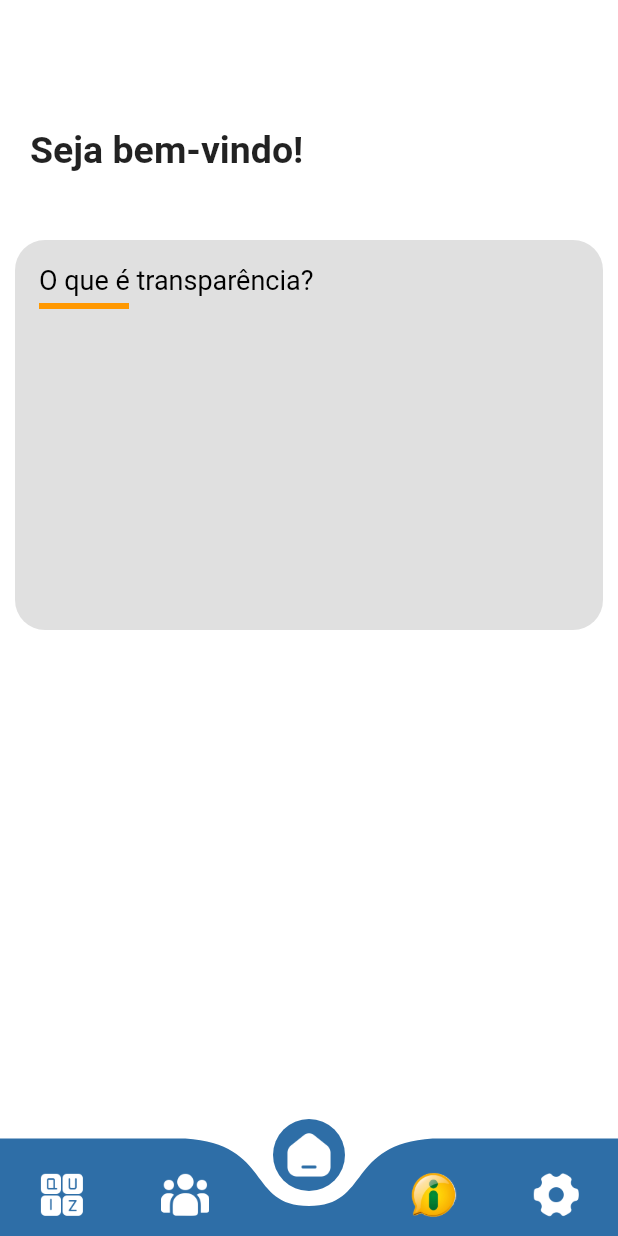
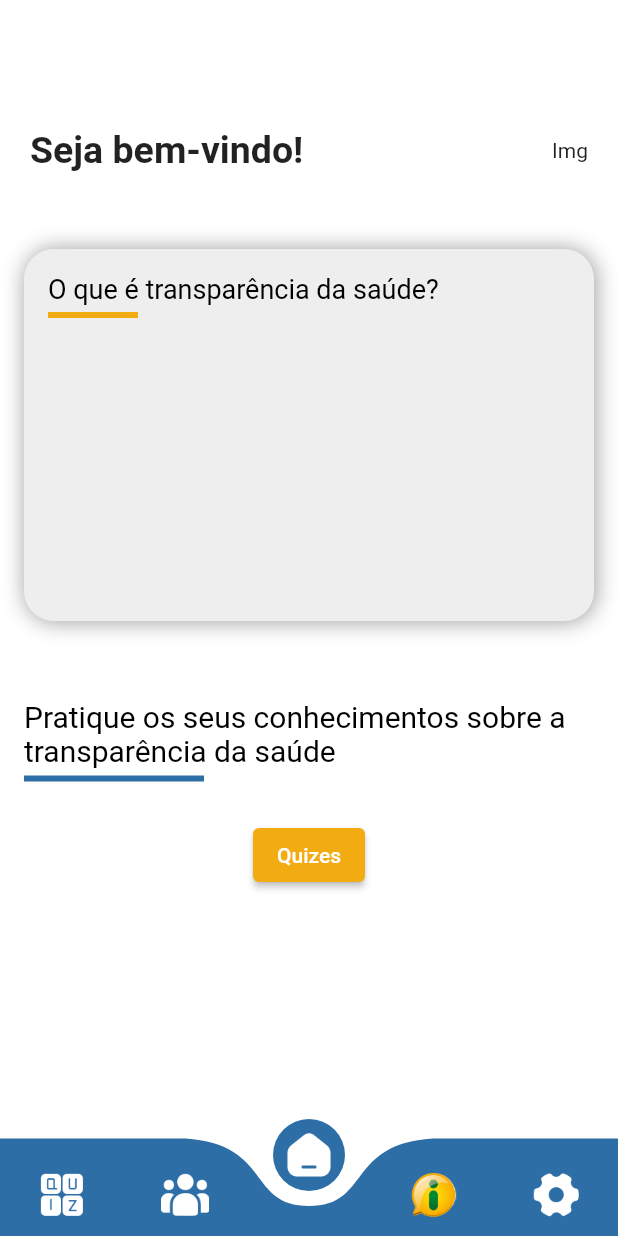
Before and after one commit to Markfgui675/AppSecretaria, a Flutter app: the screen it shows after launch, on a phone screen of 412 x 824 dp. Run offline on Flutter 3.47's test engine with Material 2 defaults, Android fonts, the light colour scheme and no system bars; drawn by our look-alikes of curved_navigation_bar; our stand-ins replace cloud_firestore, google_fonts; accounts and stored records are empty; Roboto replaces fonts that are missing (Kanit).

Commit message:
style inicio

```diff
--- a/lib/main.dart
+++ b/lib/main.dart
@@ -6,6 +6,7 @@ import 'Splash.dart';
 Future main() async{
   runApp(MaterialApp(
     home: Home(),
+    debugShowCheckedModeBanner: false,
   ));
 
 }
--- a/lib/telas/inicio.dart
+++ b/lib/telas/inicio.dart
@@ -20,15 +20,16 @@ class _InicioState extends State<Inicio> {
               //Boas vindas
               Container(
                 height: 100,
-                padding: EdgeInsets.only(left: 20),
+                padding: EdgeInsets.only(left: 20, right: 20),
                 child: Row(
-                  mainAxisAlignment: MainAxisAlignment.start,
+                  mainAxisAlignment: MainAxisAlignment.spaceBetween,
                   crossAxisAlignment: CrossAxisAlignment.center,
                   children: <Widget>[
                     Text(
                       'Seja bem-vindo!',
                       style: GoogleFonts.kanit().copyWith(fontSize: 25, fontWeight: FontWeight.bold),
-                    )
+                    ),
+                    Text('Img')
                   ],
                 ),
               ),
@@ -37,25 +38,73 @@ class _InicioState extends State<Inicio> {
               Container(
                 width: double.infinity,
                 height: 280,
-                padding: EdgeInsets.all(10),
+                padding: EdgeInsets.all(16),
                 child: Container(
                   padding: EdgeInsets.all(16),
                   decoration: BoxDecoration(
                     borderRadius: BorderRadius.circular(20),
-                    color: Colors.grey[300],
+                    color: Colors.grey[200],
+                    boxShadow: <BoxShadow>[
+                      BoxShadow(
+                        color: Colors.grey,
+                        blurRadius: 12.0,
+                        offset: Offset(0.9,0.1)
+                      )
+                    ]
                   ),
                   child: Column(
                     crossAxisAlignment: CrossAxisAlignment.start,
                     children: <Widget>[
-                      Text('O que é transparência?', style: GoogleFonts.kanit().copyWith(fontSize: 18, color: Colors.black),),
+                      Text('O que é transparência da saúde?',
+                        style: GoogleFonts.kanit().copyWith(fontSize: 18, color: Colors.black),),
                       SizedBox(height: 5,),
-                      Container(width: 60, height: 4, color: Colors.orange,) //linha
+                      Container(width: 60, height: 4, color: Color(0xfff2ab11),) //linha
                     ],
                   ),
                 )
+              ),
+              SizedBox(height: 20,),
+
+
+
+              //Pratique os seus conhecimentos sobre a transparência na saúde
+              Container(
+                height: 200,
+                width: double.infinity,
+                padding: EdgeInsets.all(16),
+                child: Column(
+                  crossAxisAlignment: CrossAxisAlignment.start,
+                  children: <Widget>[
+                    Text('Pratique os seus conhecimentos sobre a transparência da saúde',
+                      style: GoogleFonts.kanit().copyWith(fontSize: 20, color: Colors.black),),
+                    SizedBox(height: 5,),
+                    Container(width: 120, height: 4, color: Color(0xff2E6EA7),),
+                    SizedBox(height: 25,),
+                    Container(
+                      width: double.infinity,
+                      child: Column(
+                        mainAxisAlignment: MainAxisAlignment.center,
+                        crossAxisAlignment: CrossAxisAlignment.center,
+                        children: <Widget>[
+                          Padding(padding: EdgeInsets.symmetric(horizontal: 25),
+                            child: ElevatedButton(
+                              onPressed: (){},
+                              child: Text('Quizes'),
+                              style: ElevatedButton.styleFrom(
+                                  elevation: 2.0,
+                                  backgroundColor: Color(0xfff2ab11)
+                              ),
+                            ),
+                          )
+
+                        ],
+                      ),
+                    )
+                  ],
+                ),
               )
 
-              //Pratique os seus conhecimentos sobre a transparência na saúde
+
 
               //ita
 
--- a/pubspec.yaml
+++ b/pubspec.yaml
@@ -42,11 +42,7 @@ dependencies:
   firebase_storage: ^3.0.2 #armazenamento arquivos
   cloud_firestore: ^0.12.5+2 #banco de dados
   image_picker: ^0.6.0+10 #selecionar imagens
-<<<<<<< HEAD
-  google_fonts: ^4.0.3 #fontes do google fonts
-=======
   google_fonts: ^4.0.3 #google fontes
->>>>>>> 4541ba593ecc0980a72337008e252fa77e075305
 
 dev_dependencies:
   flutter_test:
```
